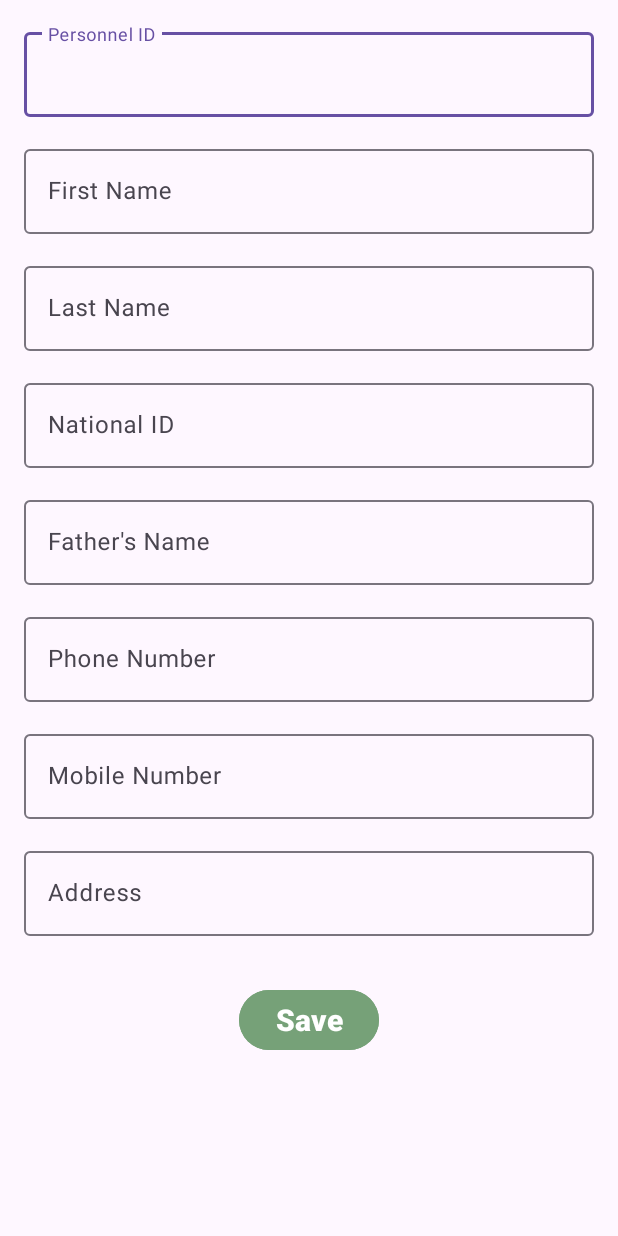
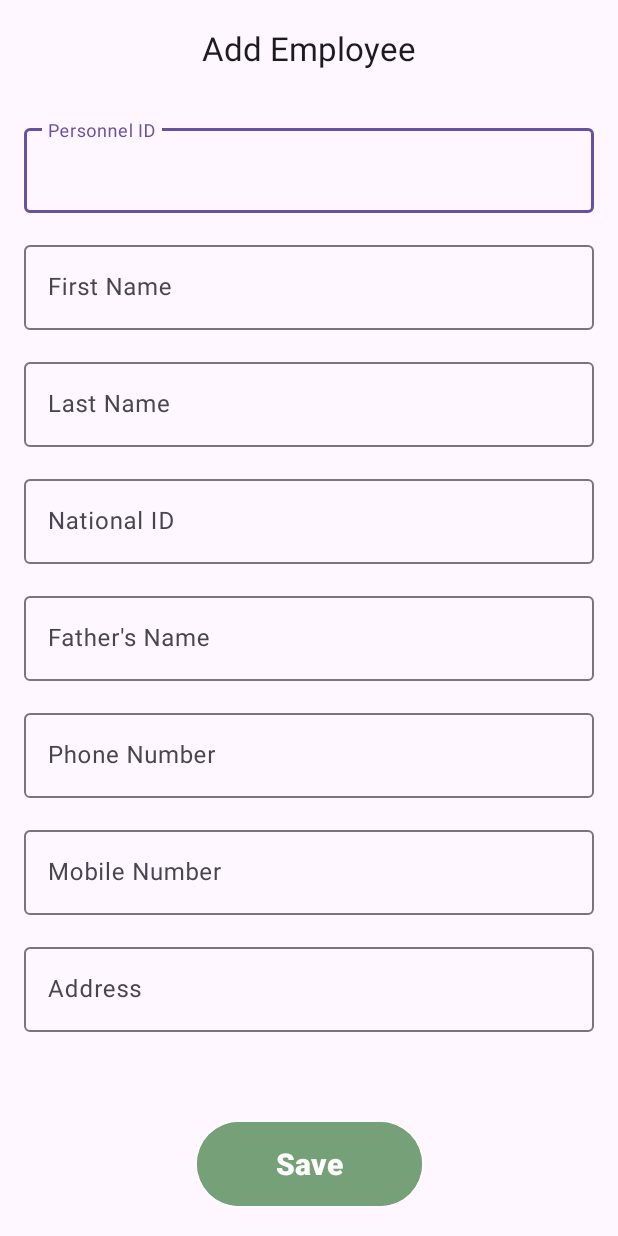
Before and after one commit to Samadihadis/EmployeeDatabaseApplication, an Android app: the fragment AddEmployeeFragment shown on its own in the app's theme, on a phone screen of 412 x 824 dp. Run offline under Robolectric (Android 15) with nearby library versions, the phone set to English and light mode, and no system bars.

Commit message:
Add scrollview to add employee page

```diff
--- a/app/src/main/res/layout/fragment_add_employee.xml
+++ b/app/src/main/res/layout/fragment_add_employee.xml
@@ -1,21 +1,40 @@
 <?xml version="1.0" encoding="utf-8"?>
 <androidx.constraintlayout.widget.ConstraintLayout xmlns:android="http://schemas.android.com/apk/res/android"
     xmlns:app="http://schemas.android.com/apk/res-auto"
-    xmlns:tools="http://schemas.android.com/tools"
     android:layout_width="match_parent"
     android:layout_height="match_parent">
+
+    <com.google.android.material.appbar.MaterialToolbar
+        android:id="@+id/toolbar"
+        android:layout_width="match_parent"
+        android:layout_height="?attr/actionBarSize"
+        app:layout_constraintEnd_toEndOf="parent"
+        app:layout_constraintStart_toStartOf="parent"
+        app:layout_constraintTop_toTopOf="parent"
+        app:title="Add Employee"
+        app:titleCentered="true" />
+
+    <ScrollView
+        android:id="@+id/scrollView"
+        android:layout_width="match_parent"
+        android:layout_height="0dp"
+        app:layout_constraintEnd_toEndOf="parent"
+        app:layout_constraintStart_toStartOf="parent"
+        app:layout_constraintBottom_toTopOf="@+id/doneButton"
+        app:layout_constraintTop_toBottomOf="@+id/toolbar">
+
+        <LinearLayout
+            android:layout_width="match_parent"
+            android:layout_height="wrap_content"
+            android:paddingHorizontal="16dp"
+            android:orientation="vertical">
 
             <com.google.android.material.textfield.TextInputLayout
                 android:id="@+id/personnelIDEditText"
                 android:layout_width="match_parent"
                 android:layout_height="wrap_content"
-        android:hint="Personnel ID"
-        android:layout_marginStart="16dp"
-        android:layout_marginEnd="16dp"
                 android:layout_marginTop="16dp"
-        app:layout_constraintEnd_toEndOf="parent"
-        app:layout_constraintStart_toStartOf="parent"
-        app:layout_constraintTop_toTopOf="parent">
+                android:hint="Personnel ID">
 
                 <com.google.android.material.textfield.TextInputEditText
                     android:id="@+id/personnelIDInputEditText"
@@ -27,13 +46,8 @@
                 android:id="@+id/firstNameEditText"
                 android:layout_width="match_parent"
                 android:layout_height="wrap_content"
-        android:hint="First Name"
-        android:layout_marginStart="16dp"
-        android:layout_marginEnd="16dp"
                 android:layout_marginTop="16dp"
-        app:layout_constraintEnd_toEndOf="parent"
-        app:layout_constraintStart_toStartOf="parent"
-        app:layout_constraintTop_toBottomOf="@+id/personnelIDEditText">
+                android:hint="First Name">
 
                 <com.google.android.material.textfield.TextInputEditText
                     android:id="@+id/firstNameInputEditText"
@@ -45,13 +59,8 @@
                 android:id="@+id/lastNameEditText"
                 android:layout_width="match_parent"
                 android:layout_height="wrap_content"
-        android:hint="Last Name"
-        android:layout_marginStart="16dp"
-        android:layout_marginEnd="16dp"
                 android:layout_marginTop="16dp"
-        app:layout_constraintEnd_toEndOf="parent"
-        app:layout_constraintStart_toStartOf="parent"
-        app:layout_constraintTop_toBottomOf="@+id/firstNameEditText">
+                android:hint="Last Name">
 
                 <com.google.android.material.textfield.TextInputEditText
                     android:id="@+id/lastNameInputEditText"
@@ -63,13 +72,8 @@
                 android:id="@+id/nationalIDEditText"
                 android:layout_width="match_parent"
                 android:layout_height="wrap_content"
-        android:hint="National ID"
-        android:layout_marginStart="16dp"
-        android:layout_marginEnd="16dp"
                 android:layout_marginTop="16dp"
-        app:layout_constraintEnd_toEndOf="parent"
-        app:layout_constraintStart_toStartOf="parent"
-        app:layout_constraintTop_toBottomOf="@+id/lastNameEditText">
+                android:hint="National ID">
 
                 <com.google.android.material.textfield.TextInputEditText
                     android:id="@+id/nationalIDInputEditText"
@@ -81,13 +85,8 @@
                 android:id="@+id/fatherNameDEditText"
                 android:layout_width="match_parent"
                 android:layout_height="wrap_content"
-        android:hint="Father's Name"
-        android:layout_marginStart="16dp"
-        android:layout_marginEnd="16dp"
                 android:layout_marginTop="16dp"
-        app:layout_constraintEnd_toEndOf="parent"
-        app:layout_constraintStart_toStartOf="parent"
-        app:layout_constraintTop_toBottomOf="@+id/nationalIDEditText">
+                android:hint="Father's Name">
 
                 <com.google.android.material.textfield.TextInputEditText
                     android:id="@+id/fatherNameInputEditText"
@@ -99,13 +98,8 @@
                 android:id="@+id/phoneNumberEditText"
                 android:layout_width="match_parent"
                 android:layout_height="wrap_content"
-        android:hint="Phone Number"
-        android:layout_marginStart="16dp"
-        android:layout_marginEnd="16dp"
                 android:layout_marginTop="16dp"
-        app:layout_constraintEnd_toEndOf="parent"
-        app:layout_constraintStart_toStartOf="parent"
-        app:layout_constraintTop_toBottomOf="@+id/fatherNameDEditText">
+                android:hint="Phone Number">
 
                 <com.google.android.material.textfield.TextInputEditText
                     android:id="@+id/phoneNumberInputEditText"
@@ -117,13 +111,8 @@
                 android:id="@+id/mobileNumberEditText"
                 android:layout_width="match_parent"
                 android:layout_height="wrap_content"
-        android:hint="Mobile Number"
-        android:layout_marginStart="16dp"
-        android:layout_marginEnd="16dp"
                 android:layout_marginTop="16dp"
-        app:layout_constraintEnd_toEndOf="parent"
-        app:layout_constraintStart_toStartOf="parent"
-        app:layout_constraintTop_toBottomOf="@+id/phoneNumberEditText">
+                android:hint="Mobile Number">
 
                 <com.google.android.material.textfield.TextInputEditText
                     android:id="@+id/mobileNumberInputEditText"
@@ -135,33 +124,32 @@
                 android:id="@+id/addressEditText"
                 android:layout_width="match_parent"
                 android:layout_height="wrap_content"
-        android:hint="Address"
-        android:layout_marginStart="16dp"
-        android:layout_marginEnd="16dp"
                 android:layout_marginTop="16dp"
-        app:layout_constraintEnd_toEndOf="parent"
-        app:layout_constraintStart_toStartOf="parent"
-        app:layout_constraintTop_toBottomOf="@+id/mobileNumberEditText">
+                android:hint="Address">
 
                 <com.google.android.material.textfield.TextInputEditText
                     android:id="@+id/addressInputEditText"
                     android:layout_width="match_parent"
                     android:layout_height="wrap_content"
-            android:maxLines="3"/>
+                    android:maxLines="3" />
             </com.google.android.material.textfield.TextInputLayout>
+
+        </LinearLayout>
+
+    </ScrollView>
 
     <Button
         android:id="@+id/doneButton"
-        android:layout_width="wrap_content"
-        android:layout_height="wrap_content"
-        android:layout_marginTop="32dp"
-        app:layout_constraintStart_toStartOf="parent"
-        app:layout_constraintEnd_toEndOf="parent"
-        app:layout_constraintTop_toBottomOf="@+id/addressEditText"
+        android:layout_width="150dp"
+        android:layout_height="64dp"
         android:backgroundTint="@color/green"
         android:text="Save"
+        android:textSize="20sp"
         android:textStyle="bold"
-        android:textSize="20sp"
-        />
+        android:layout_marginVertical="16dp"
+        app:layout_constraintEnd_toEndOf="parent"
+        app:layout_constraintStart_toStartOf="parent"
+        app:layout_constraintBottom_toBottomOf="parent"
+        app:layout_constraintTop_toBottomOf="@+id/scrollView" />
 
 </androidx.constraintlayout.widget.ConstraintLayout>
```
Lines whose indentation alone changed are shown as unchanged.
